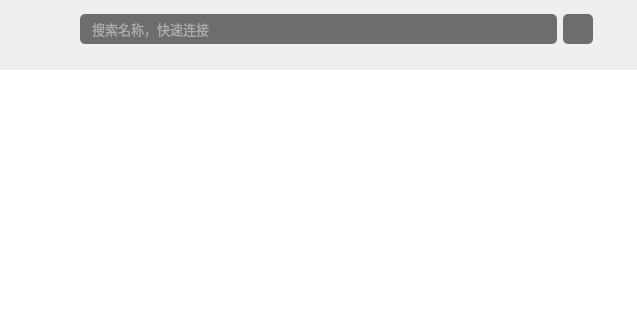
Above: Fdog-Kit/module_ssh/historyconnectwidget.ui from HuaGouFdog/Fdog-Kit before the change; both pictures show x 145 to 782 and y 0 to 320 of the 954 by 627 pixel window. Below: the same form after it.
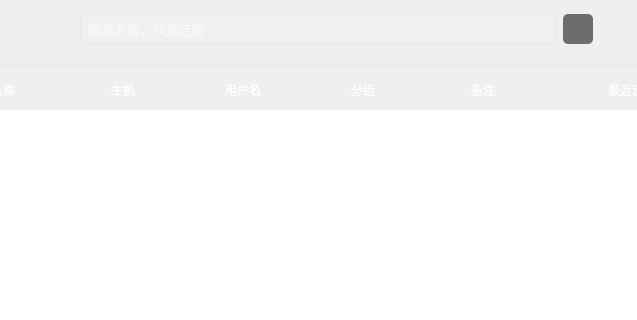
That is the form after the change. Icons and pictures are not drawn.

What changed in the file:
```diff
--- a/Fdog-Kit/module_ssh/historyconnectwidget.ui
+++ b/Fdog-Kit/module_ssh/historyconnectwidget.ui
@@ -101,17 +101,11 @@
             </font>
            </property>
            <property name="styleSheet">
-            <string notr="true">QLineEdit{
-color: rgb(231, 238, 244);
+            <string notr="true">padding-left: 5px;
+border: 1px solid rgba(197, 197, 197,50);
+background-color: rgba(255, 255, 255, 20);
 border-radius: 5px;
-background-color: rgb(25, 25, 25, 155);
-border: 0px solid rgba(255, 255, 255, 0);
-padding-left:10px;
-padding-right:10px;
-}
-
-
-</string>
+color: rgb(255, 255, 255);</string>
            </property>
            <property name="placeholderText">
             <string>搜索名称，快速连接</string>
@@ -348,7 +342,7 @@
             <bool>false</bool>
            </property>
            <attribute name="horizontalHeaderVisible">
-            <bool>false</bool>
+            <bool>true</bool>
            </attribute>
            <attribute name="horizontalHeaderCascadingSectionResizes">
             <bool>false</bool>
```
